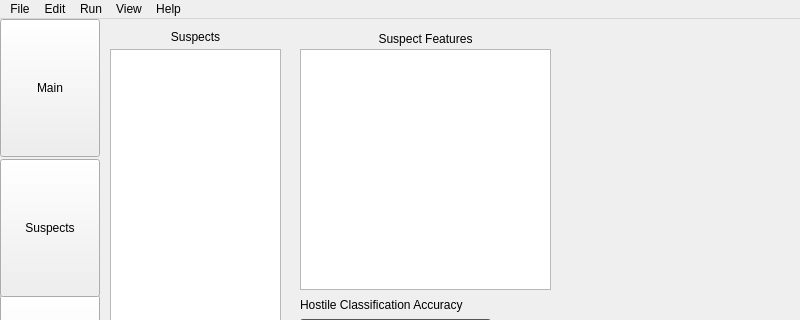
Old version of the form NovaGUI/UI/novagui.ui in the repository altf4/Nova; both pictures show x 0 to 800 and y 0 to 320 of the 800 by 600 pixel window.
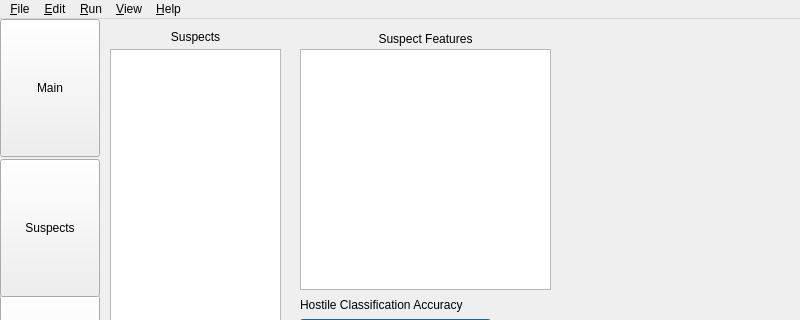
New version of the form.

Commit message:
Set mnemonic shortcut for the menubar items
Now holding down the Alt key will let you navigate the menubar

Regarding ticket #141

What changed in the file:
```diff
--- a/NovaGUI/UI/novagui.ui
+++ b/NovaGUI/UI/novagui.ui
@@ -459,25 +459,25 @@
      <x>0</x>
      <y>0</y>
      <width>800</width>
-     <height>20</height>
+     <height>25</height>
     </rect>
    </property>
    <widget class="QMenu" name="menuFile">
     <property name="title">
-     <string>File</string>
+     <string>&amp;File</string>
     </property>
     <addaction name="actionSave_Suspects"/>
     <addaction name="actionExit"/>
    </widget>
    <widget class="QMenu" name="menuEdit">
     <property name="title">
-     <string>Edit</string>
+     <string>&amp;Edit</string>
     </property>
     <addaction name="actionConfigure"/>
    </widget>
    <widget class="QMenu" name="menuRun">
     <property name="title">
-     <string>Run</string>
+     <string>&amp;Run</string>
     </property>
     <addaction name="actionRunNova"/>
     <addaction name="actionRunNovaAs"/>
@@ -486,14 +486,14 @@
    </widget>
    <widget class="QMenu" name="menuView">
     <property name="title">
-     <string>View</string>
+     <string>&amp;View</string>
     </property>
     <addaction name="actionHide_Old_Suspects"/>
     <addaction name="actionShow_All_Suspects"/>
    </widget>
    <widget class="QMenu" name="menuHelp">
     <property name="title">
-     <string>Help</string>
+     <string>&amp;Help</string>
     </property>
    </widget>
    <addaction name="menuFile"/>
```
Left out of the diff: 16 changed lines with no effect on the pictures.
